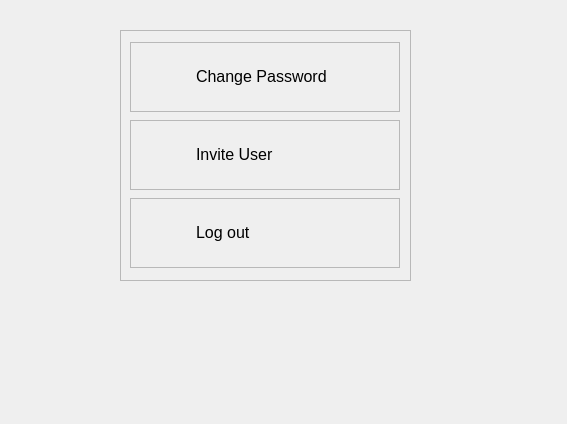
Above: src/ui_design/account_management_widget.ui from mikukula/SAT before the change. Below: the same form after it.
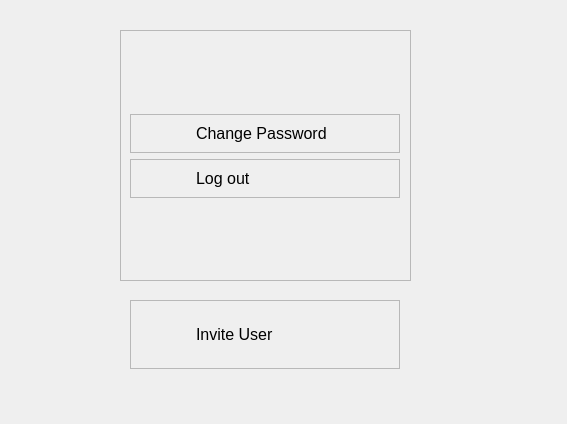
That is the form after the change. Icons and pictures are not drawn.

Commit message: user responses saved to the database

Diff of the .ui file:
```diff
--- a/src/ui_design/account_management_widget.ui
+++ b/src/ui_design/account_management_widget.ui
@@ -29,6 +29,19 @@
     <enum>QFrame::Raised</enum>
    </property>
    <layout class="QVBoxLayout" name="verticalLayout">
+    <item>
+     <spacer name="verticalSpacer">
+      <property name="orientation">
+       <enum>Qt::Vertical</enum>
+      </property>
+      <property name="sizeHint" stdset="0">
+       <size>
+        <width>20</width>
+        <height>40</height>
+       </size>
+      </property>
+     </spacer>
+    </item>
     <item>
      <widget class="QFrame" name="change_password_frame">
       <property name="maximumSize">
@@ -82,56 +95,6 @@
       </layout>
      </widget>
     </item>
-    <item>
-     <widget class="QFrame" name="invite_user_frame">
-      <property name="maximumSize">
-       <size>
-        <width>270</width>
-        <height>70</height>
-       </size>
-      </property>
-      <property name="styleSheet">
-       <string notr="true">QFrame:hover {
-	background-color: lightGray;
-	border-radius: 30px;
-}</string>
-      </property>
-      <property name="frameShape">
-       <enum>QFrame::StyledPanel</enum>
-      </property>
-      <property name="frameShadow">
-       <enum>QFrame::Raised</enum>
-      </property>
-      <layout class="QHBoxLayout" name="horizontalLayout_2">
-       <item>
-        <widget class="QLabel" name="label_3">
-         <property name="maximumSize">
-          <size>
-           <width>50</width>
-           <height>50</height>
-          </size>
-         </property>
-         <property name="text">
-          <string/>
-         </property>
-         <property name="pixmap">
-          <pixmap>../../resources/icons/add_user.png</pixmap>
-         </property>
-         <property name="scaledContents">
-          <bool>true</bool>
-         </property>
-        </widget>
-       </item>
-       <item>
-        <widget class="QLabel" name="label_4">
-         <property name="text">
-          <string>&lt;html&gt;&lt;head/&gt;&lt;body&gt;&lt;p&gt;&lt;span style=&quot; font-size:12pt;&quot;&gt;Invite User&lt;/span&gt;&lt;/p&gt;&lt;/body&gt;&lt;/html&gt;</string>
-         </property>
-        </widget>
-       </item>
-      </layout>
-     </widget>
-    </item>
     <item>
      <widget class="QFrame" name="logout_frame">
       <property name="maximumSize">
@@ -180,6 +143,75 @@
         </widget>
        </item>
       </layout>
+     </widget>
+    </item>
+    <item>
+     <spacer name="verticalSpacer_2">
+      <property name="orientation">
+       <enum>Qt::Vertical</enum>
+      </property>
+      <property name="sizeHint" stdset="0">
+       <size>
+        <width>20</width>
+        <height>40</height>
+       </size>
+      </property>
+     </spacer>
+    </item>
+   </layout>
+  </widget>
+  <widget class="QFrame" name="invite_user_frame">
+   <property name="geometry">
+    <rect>
+     <x>130</x>
+     <y>300</y>
+     <width>270</width>
+     <height>69</height>
+    </rect>
+   </property>
+   <property name="maximumSize">
+    <size>
+     <width>270</width>
+     <height>70</height>
+    </size>
+   </property>
+   <property name="styleSheet">
+    <string notr="true">QFrame:hover {
+	background-color: lightGray;
+	border-radius: 30px;
+}</string>
+   </property>
+   <property name="frameShape">
+    <enum>QFrame::StyledPanel</enum>
+   </property>
+   <property name="frameShadow">
+    <enum>QFrame::Raised</enum>
+   </property>
+   <layout class="QHBoxLayout" name="horizontalLayout_2">
+    <item>
+     <widget class="QLabel" name="label_3">
+      <property name="maximumSize">
+       <size>
+        <width>50</width>
+        <height>50</height>
+       </size>
+      </property>
+      <property name="text">
+       <string/>
+      </property>
+      <property name="pixmap">
+       <pixmap>../../resources/icons/add_user.png</pixmap>
+      </property>
+      <property name="scaledContents">
+       <bool>true</bool>
+      </property>
+     </widget>
+    </item>
+    <item>
+     <widget class="QLabel" name="label_4">
+      <property name="text">
+       <string>&lt;html&gt;&lt;head/&gt;&lt;body&gt;&lt;p&gt;&lt;span style=&quot; font-size:12pt;&quot;&gt;Invite User&lt;/span&gt;&lt;/p&gt;&lt;/body&gt;&lt;/html&gt;</string>
+      </property>
      </widget>
     </item>
    </layout>
```
The commit also changes 8 other files.
